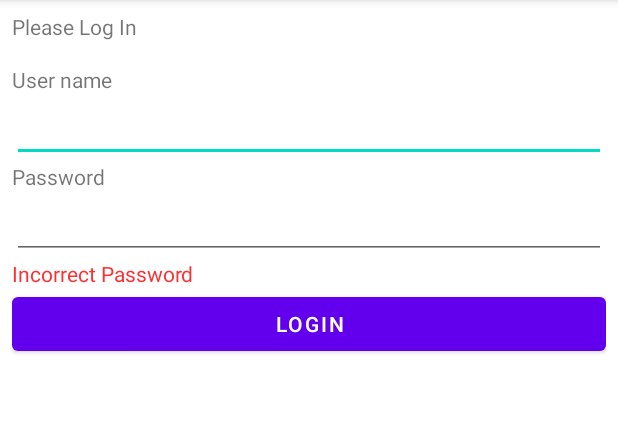
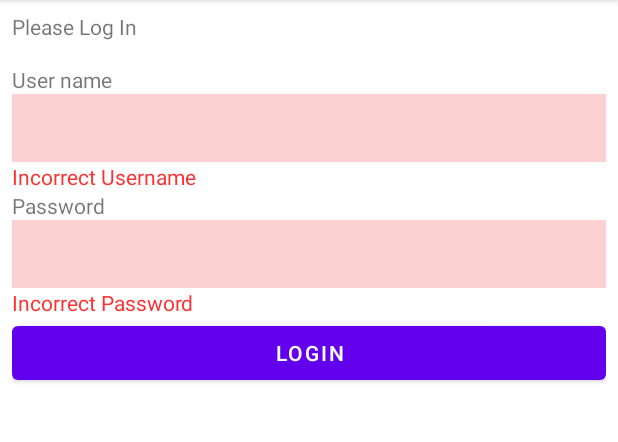
Before and after one commit to Smash-the-Keyboard/CST438_WK01HW02, an Android app: the screen it shows after launch (MainActivity), after a tap on "LOGIN", on a phone screen of 412 x 824 dp, the part 84-526 px from its top. Run offline under Robolectric (Android 15) with nearby library versions, the phone set to English and light mode, and no system bars.

Commit message:
Incorrect username & password messages

```diff
--- a/app/src/main/java/com/example/cst438_wk01hw02/MainActivity.java
+++ b/app/src/main/java/com/example/cst438_wk01hw02/MainActivity.java
@@ -3,6 +3,7 @@ package com.example.cst438_wk01hw02;
 import androidx.appcompat.app.AppCompatActivity;
 
 import android.content.Intent;
+import android.graphics.Color;
 import android.os.Bundle;
 import android.util.Log;
 import android.view.View;
@@ -12,10 +13,41 @@ import android.widget.TextView;
 
 public class MainActivity extends AppCompatActivity {
 
+    public static final String MAIN_ACTIVITY = "MainActivity";
+
     @Override
     protected void onCreate(Bundle savedInstanceState) {
         super.onCreate(savedInstanceState);
         setContentView(R.layout.activity_main);
+
+        EditText editTextUsername = findViewById(R.id.username);
+        EditText editTextPassword = findViewById(R.id.password);
+
+        Log.d(MAIN_ACTIVITY, "Started MainActivity");
+
+        // Reset incorrect username message
+        editTextUsername.setOnFocusChangeListener(new View.OnFocusChangeListener() {
+            @Override
+            public void onFocusChange(View view, boolean hasFocus) {
+                if (hasFocus) {
+                    Log.d(MAIN_ACTIVITY, "Clicked on username field!");
+                    editTextUsername.setBackgroundColor(Color.parseColor("#FFFFFF"));
+                    ((TextView)findViewById(R.id.incorrect_username_message)).setText("");
+                }
+            }
+        });
+
+        // Reset incorrect password message
+        editTextPassword.setOnFocusChangeListener(new View.OnFocusChangeListener() {
+            @Override
+            public void onFocusChange(View view, boolean hasFocus) {
+                if (hasFocus) {
+                    Log.d(MAIN_ACTIVITY, "Clicked on password field!");
+                    editTextPassword.setBackgroundColor(Color.parseColor("#FFFFFF"));
+                    ((TextView)findViewById(R.id.incorrect_password_message)).setText("");
+                }
+            }
+        });
 
         // Button to Log In
         Button loginButton = findViewById(R.id.login_button);
@@ -23,8 +55,8 @@ public class MainActivity extends AppCompatActivity {
             @Override
             public void onClick(View v) {
                 // Get credentials
-                String username = ((EditText)findViewById(R.id.username)).getText().toString();
-                String password = ((EditText)findViewById(R.id.password)).getText().toString();
+                String username = editTextUsername.getText().toString();
+                String password = editTextPassword.getText().toString();
                 // Validate credentials
                 if (username.equals("din_djarin") && password.equals("baby_yoda_ftw")) {
                     // Login successful
@@ -33,8 +65,14 @@ public class MainActivity extends AppCompatActivity {
                     intent.putExtra("username", username);
                     startActivity(intent);
                 }
-                else {
-                    // Login failed
+                if (!username.equals("din_djarin")) {
+                    // Login failed - incorrect username
+                    editTextUsername.setBackgroundColor(Color.parseColor("#FCD1D1"));
+                    ((TextView)findViewById(R.id.incorrect_username_message)).setText("Incorrect Username");
+                }
+                if (!password.equals("baby_yoda_ftw")) {
+                    // Login failed - incorrect password
+                    editTextPassword.setBackgroundColor(Color.parseColor("#FCD1D1"));
                     ((TextView)findViewById(R.id.incorrect_password_message)).setText("Incorrect Password");
                 }
             }
--- a/app/src/main/res/layout/activity_main.xml
+++ b/app/src/main/res/layout/activity_main.xml
@@ -26,6 +26,12 @@
         android:inputType="text"
         android:layout_width="match_parent"
         android:layout_height="wrap_content" />
+
+    <TextView
+        android:id="@+id/incorrect_username_message"
+        android:layout_width="match_parent"
+        android:layout_height="wrap_content"
+        android:textColor="#FD3131"/>
 
     <TextView
         android:layout_width="match_parent"
```
